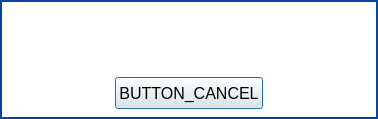
Before: the Qt Designer form parsec/core/gui/forms/claim_dialog.ui in Scille/parsec-cloud, drawn with Qt 5.
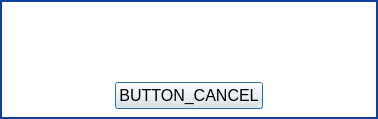
After: the same form once the commit is applied. Custom widgets are drawn as their Qt base class.

Commit message: [GUI] Fixed error messages and style

What changed in the file:
```diff
--- a/parsec/core/gui/forms/claim_dialog.ui
+++ b/parsec/core/gui/forms/claim_dialog.ui
@@ -13,6 +13,12 @@
   <property name="windowTitle">
    <string>Dialog</string>
   </property>
+  <property name="styleSheet">
+   <string notr="true">QPushButton:pressed
+{
+border: 0;
+}</string>
+  </property>
   <property name="modal">
    <bool>true</bool>
   </property>
@@ -36,6 +42,11 @@
 {
 border: 2px solid rgb(12, 65, 157);
 background-color: rgb(255, 255, 255);
+}
+
+QLabel
+{
+color: rgb(12, 65, 157);
 }</string>
      </property>
      <layout class="QVBoxLayout" name="verticalLayout_2">
@@ -72,6 +83,9 @@
             <pointsize>12</pointsize>
            </font>
           </property>
+          <property name="styleSheet">
+           <string notr="true"/>
+          </property>
           <property name="text">
            <string/>
           </property>
@@ -105,7 +119,7 @@
           <property name="minimumSize">
            <size>
             <width>0</width>
-            <height>32</height>
+            <height>16</height>
            </size>
           </property>
           <property name="font">
```
The commit also changes 8 other files.
